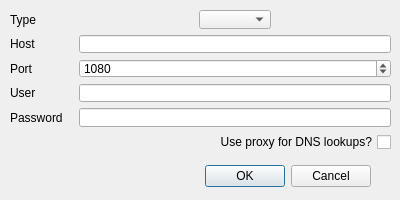
The window that src/proxydialog.ui (tomahawk-player/tomahawk) describes before a commit, drawn with Qt 5.
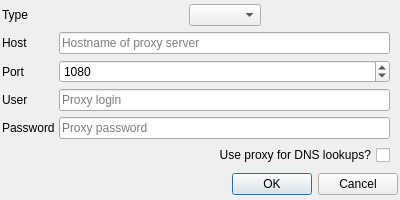
The same window after the commit.

Commit message:
Set a top-level layout for the proxy dialog.
Also tweak the margins a bit and remove the sizegrip from being visible on osx.

```diff
--- a/src/proxydialog.ui
+++ b/src/proxydialog.ui
@@ -16,34 +16,17 @@
   <property name="windowTitle">
    <string>Proxy Settings</string>
   </property>
-  <widget class="QDialogButtonBox" name="buttonBox">
-   <property name="geometry">
-    <rect>
-     <x>30</x>
-     <y>160</y>
-     <width>341</width>
-     <height>32</height>
-    </rect>
+  <layout class="QVBoxLayout" name="verticalLayout">
+   <property name="margin">
+    <number>2</number>
    </property>
-   <property name="orientation">
-    <enum>Qt::Horizontal</enum>
-   </property>
-   <property name="standardButtons">
-    <set>QDialogButtonBox::Cancel|QDialogButtonBox::Ok</set>
-   </property>
-  </widget>
-  <widget class="QWidget" name="gridLayoutWidget">
-   <property name="geometry">
-    <rect>
-     <x>10</x>
-     <y>10</y>
-     <width>381</width>
-     <height>141</height>
-    </rect>
-   </property>
+   <item>
    <layout class="QGridLayout" name="gridLayout">
+     <property name="rightMargin">
+      <number>8</number>
+     </property>
     <property name="horizontalSpacing">
-     <number>16</number>
+      <number>4</number>
     </property>
     <item row="0" column="1">
      <layout class="QHBoxLayout" name="horizontalLayout">
@@ -83,6 +66,9 @@
       <property name="text">
        <string/>
       </property>
+       <property name="placeholderText">
+        <string>Hostname of proxy server</string>
+       </property>
      </widget>
     </item>
     <item row="1" column="0">
@@ -113,7 +99,11 @@
      </widget>
     </item>
     <item row="3" column="1">
-     <widget class="QLineEdit" name="userLineEdit"/>
+      <widget class="QLineEdit" name="userLineEdit">
+       <property name="placeholderText">
+        <string>Proxy login</string>
+       </property>
+      </widget>
     </item>
     <item row="3" column="0">
      <widget class="QLabel" name="userLabel">
@@ -134,6 +124,9 @@
       <property name="echoMode">
        <enum>QLineEdit::Password</enum>
       </property>
+       <property name="placeholderText">
+        <string>Proxy password</string>
+       </property>
      </widget>
     </item>
     <item row="0" column="0">
@@ -159,9 +152,20 @@
        <string>Use proxy for DNS lookups?</string>
       </property>
      </widget>
-    </item>    
-   </layout>
-  </widget>
+     </item>
+    </layout>
+   </item>
+   <item>
+    <widget class="QDialogButtonBox" name="buttonBox">
+     <property name="orientation">
+      <enum>Qt::Horizontal</enum>
+     </property>
+     <property name="standardButtons">
+      <set>QDialogButtonBox::Cancel|QDialogButtonBox::Ok</set>
+     </property>
+    </widget>
+   </item>
+  </layout>
  </widget>
  <resources/>
  <connections>
```
Left out of the diff: 2 changed lines with no effect on the pictures. Lines whose indentation alone changed are shown as unchanged. The commit also changes 1 other file.
